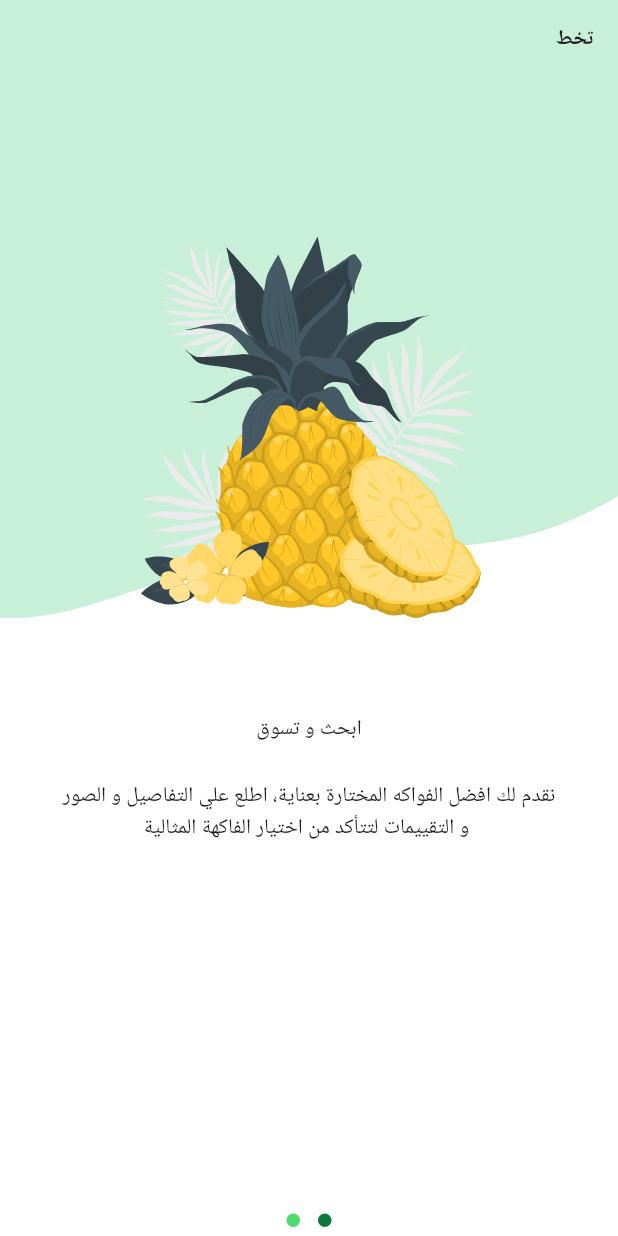
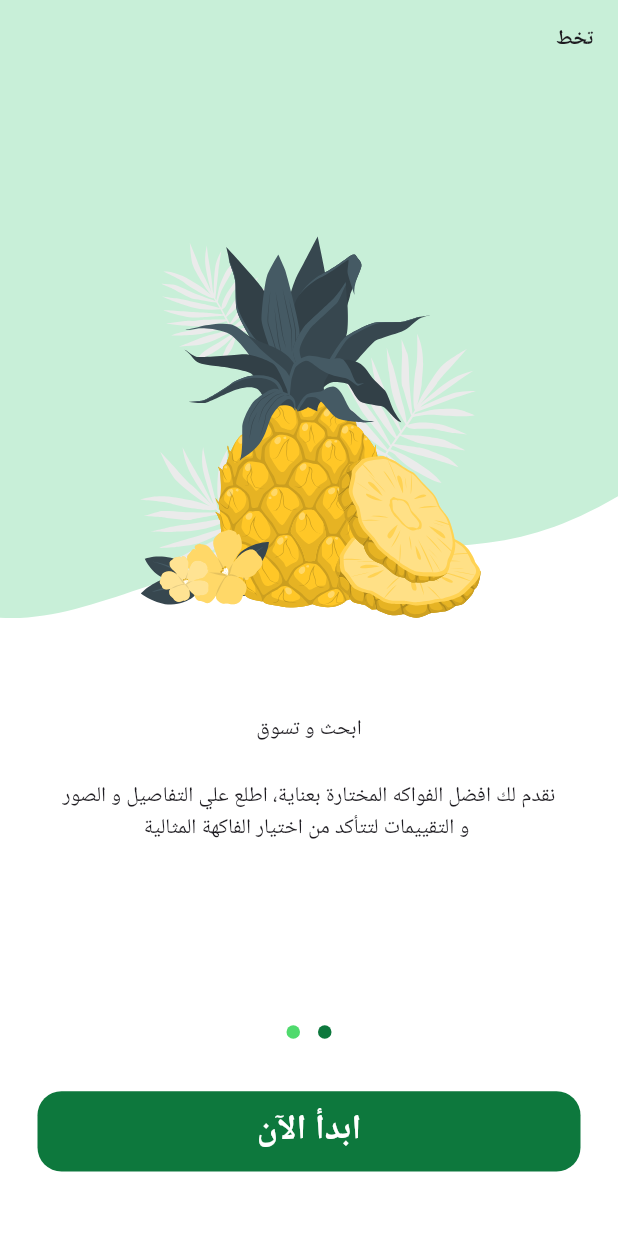
Before and after one commit to Yasmeen-aboeleneen/Fruits_E-Commerce_App, a Flutter app: the screen it shows after launch, swiped to page 2, on a phone screen of 412 x 824 dp. Run offline on Flutter 3.47's test engine with Material 3 defaults, Android fonts, the phone set to English and light mode, and no system bars; drawn by our look-alikes of dots_indicator; our stand-ins replace flutter_svg.

Commit message:
Custom Button

```diff
--- /dev/null
+++ b/lib/Core/Widgets/custom_buttons.dart
@@ -0,0 +1,35 @@
+// ignore_for_file: public_member_api_docs, sort_constructors_first
+import 'package:flutter/material.dart';
+import 'package:fruits_app/Core/Constants/colors.dart';
+
+class CustomButton extends StatelessWidget {
+  const CustomButton({
+    super.key,
+    required this.onpressed,
+    required this.text,
+  });
+  final VoidCallback onpressed;
+  final String text;
+  @override
+  Widget build(BuildContext context) {
+    var w = MediaQuery.of(context).size.width;
+    var h = MediaQuery.of(context).size.height;
+    return SizedBox(
+      width: double.infinity,
+      height: h * .065,
+      child: TextButton(
+          style: TextButton.styleFrom(
+              backgroundColor: kPrimary,
+              shape: RoundedRectangleBorder(
+                  borderRadius: BorderRadius.circular(16))),
+          onPressed: onpressed,
+          child: Text(
+            text,
+            style: TextStyle(
+                color: kveryWhite,
+                fontSize: w * .056,
+                fontWeight: FontWeight.bold),
+          )),
+    );
+  }
+}
--- a/lib/Views/On_Boarding/Widgets/onboarding_screen_body.dart
+++ b/lib/Views/On_Boarding/Widgets/onboarding_screen_body.dart
@@ -1,6 +1,7 @@
 import 'package:dots_indicator/dots_indicator.dart';
 import 'package:flutter/material.dart';
 import 'package:fruits_app/Core/Constants/colors.dart';
+import 'package:fruits_app/Core/Widgets/custom_buttons.dart';
 import 'package:fruits_app/Views/On_Boarding/Widgets/onboarding_page_view.dart';
 
 class OnboardingScreenBody extends StatelessWidget {
@@ -15,6 +16,19 @@ class OnboardingScreenBody extends StatelessWidget {
           dotsCount: 2,
           decorator:
               const DotsDecorator(activeColor: kPrimary, color: kPrimary2),
+        ),
+        const SizedBox(
+          height: 29,
+        ),
+        Padding(
+          padding: const EdgeInsets.symmetric(horizontal: 25),
+          child: CustomButton(
+            onpressed: () {},
+            text: 'ابدأ الآن',
+          ),
+        ),
+        const SizedBox(
+          height: 43,
         )
       ],
     );
```
